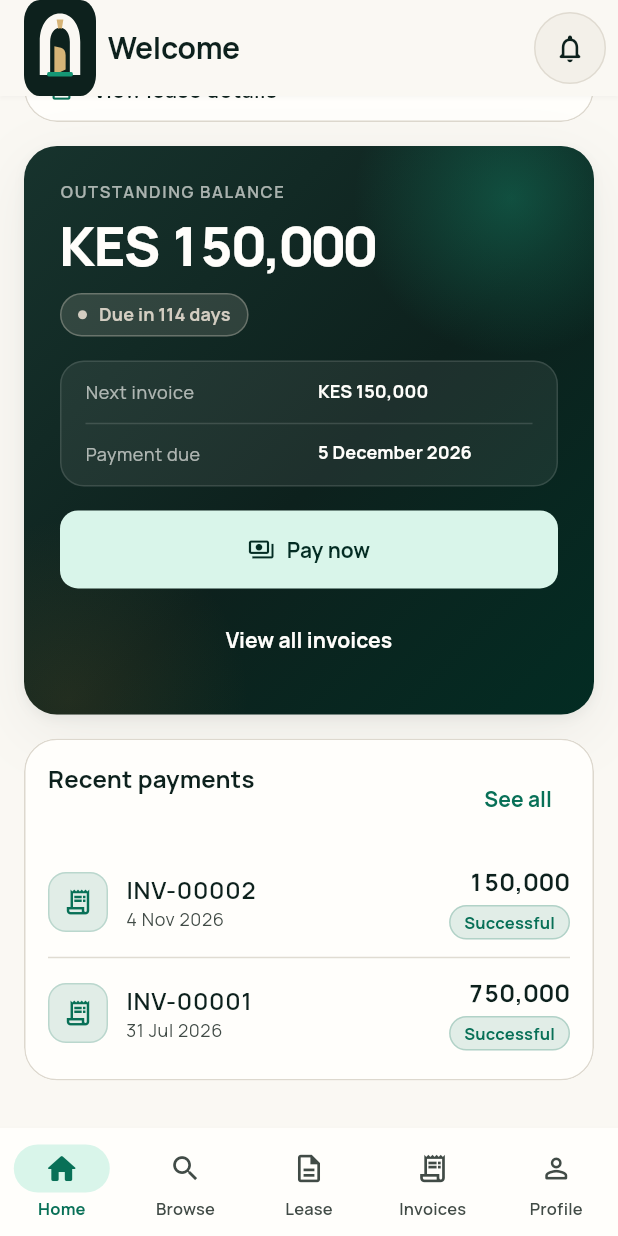
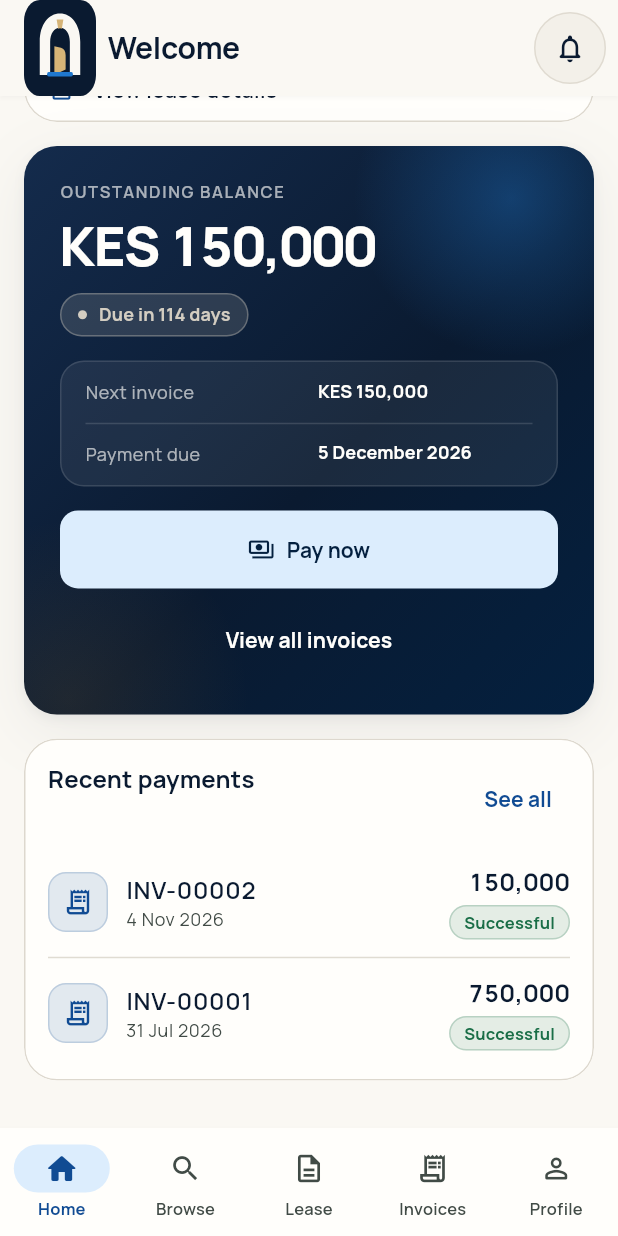
Before and after one commit to tminus1hisham/estora, a Flutter app: the HomeScreen screen opened by its route, scrolled down 324 dp, on a phone screen of 412 x 824 dp. Run offline on Flutter 3.47's test engine with Material 3 defaults, Android fonts, the phone set to English and light mode, and no system bars; drawn by our look-alikes of flutter_animate; our stand-ins replace dio, file_picker, flutter_riverpod, flutter_secure_storage, go_router, local_auth and 2 more; accounts and stored records are empty.

Commit message:
colour change

```diff
--- a/lib/components/app_brand_mark.dart
+++ b/lib/components/app_brand_mark.dart
@@ -6,7 +6,7 @@ import '../core/theme/app_theme.dart';
 /// display density and does not delay first paint.
 ///
 /// The porcelain arch represents the property, the open brass door represents
-/// a welcoming commercial space, and the emerald threshold represents access.
+/// a welcoming commercial space, and the azure threshold represents access.
 class AppBrandMark extends StatelessWidget {
   const AppBrandMark({
     this.size = 56,
@@ -55,7 +55,7 @@ class _BrandMarkPainter extends CustomPainter {
           const Rect.fromLTWH(0, 0, _artboardSize, _artboardSize),
           const Radius.circular(112),
         ),
-        Paint()..color = AppPalette.ink900,
+        Paint()..color = AppPalette.navy900,
       );
 
     final arch = Path()
@@ -95,7 +95,7 @@ class _BrandMarkPainter extends CustomPainter {
           const Rect.fromLTWH(164, 384, 184, 24),
           const Radius.circular(12),
         ),
-        Paint()..color = AppPalette.emerald500,
+        Paint()..color = AppPalette.azure500,
       )
       ..restore();
   }
--- a/lib/core/theme/app_gradients.dart
+++ b/lib/core/theme/app_gradients.dart
@@ -13,22 +13,22 @@ import 'app_palette.dart';
 abstract final class AppGradients {
   /// The brand surface for the one element on a screen that carries the money.
   ///
-  /// Ink to emerald rather than a lighter tint of either: the amount sits on
-  /// this, and a dark ground is what makes a large white number feel like a
-  /// statement instead of a label.
+  /// Navy into deep azure rather than a lighter tint of either: the amount
+  /// sits on this, and a dark ground is what makes a large white number feel
+  /// like a statement instead of a label.
   static const LinearGradient brandHero = LinearGradient(
     begin: Alignment.topLeft,
     end: Alignment.bottomRight,
-    colors: [AppPalette.ink800, AppPalette.ink900, AppPalette.emerald950],
+    colors: [AppPalette.navy800, AppPalette.navy900, AppPalette.azure950],
     stops: [0, 0.55, 1],
   );
 
   /// A softer variant for surfaces that sit beside [brandHero] and should not
   /// compete with it.
-  static const LinearGradient inkSurface = LinearGradient(
+  static const LinearGradient navySurface = LinearGradient(
     begin: Alignment.topLeft,
     end: Alignment.bottomRight,
-    colors: [AppPalette.ink800, AppPalette.ink900],
+    colors: [AppPalette.navy800, AppPalette.navy900],
   );
 
   /// Darkens the foot of a photograph so text and badges stay legible.
--- a/lib/core/theme/app_palette.dart
+++ b/lib/core/theme/app_palette.dart
@@ -2,15 +2,16 @@ import 'package:flutter/material.dart';
 
 /// Brand colours for the tenant experience.
 ///
-/// Ink gives financial screens authority, warm stone keeps large surfaces
-/// comfortable, and emerald marks interactive and successful states.
+/// Navy gives financial screens authority, warm stone keeps large surfaces
+/// comfortable, and the azure ramp — deep navy blue through sky — marks
+/// interactive states.
 abstract final class AppPalette {
-  // Ink
-  static const Color ink950 = Color(0xFF071512);
-  static const Color ink900 = Color(0xFF0D211D);
-  static const Color ink800 = Color(0xFF17332D);
-  static const Color ink700 = Color(0xFF294942);
-  static const Color ink600 = Color(0xFF3D5C55);
+  // Navy — the dark neutral the brand is grounded in.
+  static const Color navy950 = Color(0xFF050E1C);
+  static const Color navy900 = Color(0xFF0A1A30);
+  static const Color navy800 = Color(0xFF142B4C);
+  static const Color navy700 = Color(0xFF26426B);
+  static const Color navy600 = Color(0xFF3C567F);
 
   // Warm stone
   static const Color stone0 = Color(0xFFFFFEFB);
@@ -23,17 +24,21 @@ abstract final class AppPalette {
   static const Color stone600 = Color(0xFF5C635E);
   static const Color stone700 = Color(0xFF414B46);
 
-  // Emerald
-  static const Color emerald950 = Color(0xFF032C23);
-  static const Color emerald900 = Color(0xFF064535);
-  static const Color emerald800 = Color(0xFF075B45);
-  static const Color emerald700 = Color(0xFF087057);
-  static const Color emerald600 = Color(0xFF0B8062);
-  static const Color emerald500 = Color(0xFF159775);
-  static const Color emerald300 = Color(0xFF69D3AD);
-  static const Color emerald200 = Color(0xFFA5E7CE);
-  static const Color emerald100 = Color(0xFFD9F5EA);
-  static const Color emerald50 = Color(0xFFECFBF5);
+  // Azure — navy blue at the dark end, sky blue at the light end.
+  //
+  // One ramp rather than two: light mode takes its primary from the navy end
+  // so buttons read as authoritative on cream, and dark mode takes its primary
+  // from the sky end so the same role stays legible on a navy ground.
+  static const Color azure950 = Color(0xFF04203F);
+  static const Color azure900 = Color(0xFF072F5E);
+  static const Color azure800 = Color(0xFF0A3D7C);
+  static const Color azure700 = Color(0xFF104B93);
+  static const Color azure600 = Color(0xFF1660B0);
+  static const Color azure500 = Color(0xFF2078CE);
+  static const Color azure300 = Color(0xFF7EC2F5);
+  static const Color azure200 = Color(0xFFB2DBFA);
+  static const Color azure100 = Color(0xFFDCEDFD);
+  static const Color azure50 = Color(0xFFEFF7FE);
 
   // A restrained warm accent for deadlines and premium highlights.
   static const Color brass700 = Color(0xFF8B5D16);
@@ -46,8 +51,14 @@ abstract final class AppPalette {
   static const Color red700 = Color(0xFFA93832);
   static const Color red300 = Color(0xFFF09B94);
   static const Color red100 = Color(0xFFFFE3E0);
-  static const Color blue700 = Color(0xFF2B5F91);
-  static const Color blue300 = Color(0xFF8EC4F1);
+  // Green carries "paid" and "active" on its own now that the brand ramp is
+  // blue — a status badge in the brand colour would read as a control.
+  static const Color green700 = Color(0xFF1A6E47);
+  static const Color green300 = Color(0xFF6FD3A2);
+  // Steel blue for work in flight. Deliberately cooler and lighter than
+  // [azure700] so a PENDING badge does not read as a primary action.
+  static const Color blue700 = Color(0xFF1F6E9C);
+  static const Color blue300 = Color(0xFF8FCEF0);
   static const Color violet700 = Color(0xFF61558F);
   static const Color violet300 = Color(0xFFC2B8EE);
 }
--- a/lib/core/theme/app_theme.dart
+++ b/lib/core/theme/app_theme.dart
@@ -15,43 +15,43 @@ export 'app_tokens.dart';
 /// across Flutter SDK updates.
 abstract final class AppTheme {
   /// Kept for backwards compatibility with any per-property branding code.
-  static const Color seed = AppPalette.emerald700;
+  static const Color seed = AppPalette.azure700;
 
   static ThemeData get light => _build(_lightScheme, StatusColors.light);
 
   static ThemeData get dark => _build(_darkScheme, StatusColors.dark);
 
   static const ColorScheme _lightScheme = ColorScheme.light(
-    primary: AppPalette.emerald700,
+    primary: AppPalette.azure700,
     onPrimary: AppPalette.stone0,
-    primaryContainer: AppPalette.emerald100,
-    onPrimaryContainer: AppPalette.emerald950,
-    primaryFixed: AppPalette.emerald100,
-    primaryFixedDim: AppPalette.emerald200,
-    onPrimaryFixed: AppPalette.emerald950,
-    onPrimaryFixedVariant: AppPalette.emerald800,
-    secondary: AppPalette.ink800,
+    primaryContainer: AppPalette.azure100,
+    onPrimaryContainer: AppPalette.azure950,
+    primaryFixed: AppPalette.azure100,
+    primaryFixedDim: AppPalette.azure200,
+    onPrimaryFixed: AppPalette.azure950,
+    onPrimaryFixedVariant: AppPalette.azure800,
+    secondary: AppPalette.navy800,
     onSecondary: AppPalette.stone0,
     secondaryContainer: AppPalette.stone200,
-    onSecondaryContainer: AppPalette.ink900,
+    onSecondaryContainer: AppPalette.navy900,
     secondaryFixed: AppPalette.stone100,
     secondaryFixedDim: AppPalette.stone300,
-    onSecondaryFixed: AppPalette.ink950,
-    onSecondaryFixedVariant: AppPalette.ink700,
+    onSecondaryFixed: AppPalette.navy950,
+    onSecondaryFixedVariant: AppPalette.navy700,
     tertiary: AppPalette.brass700,
     onTertiary: AppPalette.stone0,
     tertiaryContainer: AppPalette.brass100,
-    onTertiaryContainer: AppPalette.ink900,
+    onTertiaryContainer: AppPalette.navy900,
     tertiaryFixed: AppPalette.brass100,
     tertiaryFixedDim: AppPalette.brass200,
-    onTertiaryFixed: AppPalette.ink950,
+    onTertiaryFixed: AppPalette.navy950,
     onTertiaryFixedVariant: AppPalette.brass700,
     error: AppPalette.red700,
     onError: AppPalette.stone0,
     errorContainer: AppPalette.red100,
     onErrorContainer: Color(0xFF641E1A),
     surface: AppPalette.stone50,
-    onSurface: AppPalette.ink900,
+    onSurface: AppPalette.navy900,
     surfaceDim: AppPalette.stone200,
     surfaceBright: AppPalette.stone0,
     surfaceContainerLowest: AppPalette.stone0,
@@ -62,61 +62,61 @@ abstract final class AppTheme {
     onSurfaceVariant: AppPalette.stone700,
     outline: AppPalette.stone500,
     outlineVariant: AppPalette.stone300,
-    shadow: AppPalette.ink950,
-    scrim: AppPalette.ink950,
-    inverseSurface: AppPalette.ink900,
+    shadow: AppPalette.navy950,
+    scrim: AppPalette.navy950,
+    inverseSurface: AppPalette.navy900,
     onInverseSurface: AppPalette.stone100,
-    inversePrimary: AppPalette.emerald300,
-    surfaceTint: AppPalette.emerald700,
+    inversePrimary: AppPalette.azure300,
+    surfaceTint: AppPalette.azure700,
   );
 
   static const ColorScheme _darkScheme = ColorScheme.dark(
-    primary: AppPalette.emerald300,
-    onPrimary: AppPalette.emerald950,
-    primaryContainer: AppPalette.emerald900,
-    onPrimaryContainer: AppPalette.emerald100,
-    primaryFixed: AppPalette.emerald100,
-    primaryFixedDim: AppPalette.emerald300,
-    onPrimaryFixed: AppPalette.emerald950,
-    onPrimaryFixedVariant: AppPalette.emerald800,
+    primary: AppPalette.azure300,
+    onPrimary: AppPalette.azure950,
+    primaryContainer: AppPalette.azure900,
+    onPrimaryContainer: AppPalette.azure100,
+    primaryFixed: AppPalette.azure100,
+    primaryFixedDim: AppPalette.azure300,
+    onPrimaryFixed: AppPalette.azure950,
+    onPrimaryFixedVariant: AppPalette.azure800,
     secondary: AppPalette.stone200,
-    onSecondary: AppPalette.ink900,
-    secondaryContainer: AppPalette.ink700,
+    onSecondary: AppPalette.navy900,
+    secondaryContainer: AppPalette.navy700,
     onSecondaryContainer: AppPalette.stone100,
     secondaryFixed: AppPalette.stone100,
     secondaryFixedDim: AppPalette.stone300,
-    onSecondaryFixed: AppPalette.ink950,
-    onSecondaryFixedVariant: AppPalette.ink700,
+    onSecondaryFixed: AppPalette.navy950,
+    onSecondaryFixedVariant: AppPalette.navy700,
     tertiary: AppPalette.brass200,
-    onTertiary: AppPalette.ink950,
+    onTertiary: AppPalette.navy950,
     tertiaryContainer: Color(0xFF503815),
     onTertiaryContainer: AppPalette.brass100,
     tertiaryFixed: AppPalette.brass100,
     tertiaryFixedDim: AppPalette.brass200,
-    onTertiaryFixed: AppPalette.ink950,
+    onTertiaryFixed: AppPalette.navy950,
     onTertiaryFixedVariant: AppPalette.brass700,
     error: AppPalette.red300,
     onError: Color(0xFF571713),
     errorContainer: Color(0xFF76241F),
     onErrorContainer: AppPalette.red100,
-    surface: AppPalette.ink950,
+    surface: AppPalette.navy950,
     onSurface: AppPalette.stone100,
-    surfaceDim: Color(0xFF040F0D),
-    surfaceBright: AppPalette.ink700,
-    surfaceContainerLowest: Color(0xFF030C0A),
-    surfaceContainerLow: Color(0xFF0A1B17),
-    surfaceContainer: AppPalette.ink900,
-    surfaceContainerHigh: AppPalette.ink800,
-    surfaceContainerHighest: AppPalette.ink700,
+    surfaceDim: Color(0xFF030A14),
+    surfaceBright: AppPalette.navy700,
+    surfaceContainerLowest: Color(0xFF020811),
+    surfaceContainerLow: Color(0xFF08152A),
+    surfaceContainer: AppPalette.navy900,
+    surfaceContainerHigh: AppPalette.navy800,
+    surfaceContainerHighest: AppPalette.navy700,
     onSurfaceVariant: AppPalette.stone300,
     outline: AppPalette.stone500,
-    outlineVariant: AppPalette.ink600,
+    outlineVariant: AppPalette.navy600,
     shadow: Colors.black,
     scrim: Colors.black,
     inverseSurface: AppPalette.stone100,
-    onInverseSurface: AppPalette.ink900,
-    inversePrimary: AppPalette.emerald700,
-    surfaceTint: AppPalette.emerald300,
+    onInverseSurface: AppPalette.navy900,
+    inversePrimary: AppPalette.azure700,
+    surfaceTint: AppPalette.azure300,
   );
 
   static ThemeData _build(ColorScheme scheme, StatusColors statusColors) {
--- a/lib/core/theme/status_palette.dart
+++ b/lib/core/theme/status_palette.dart
@@ -49,7 +49,7 @@ class StatusColors extends ThemeExtension<StatusColors> {
   final Color neutral;
 
   static const StatusColors light = StatusColors(
-    positive: AppPalette.emerald700,
+    positive: AppPalette.green700,
     progress: AppPalette.blue700,
     warning: AppPalette.brass700,
     danger: AppPalette.red700,
@@ -58,7 +58,7 @@ class StatusColors extends ThemeExtension<StatusColors> {
   );
 
   static const StatusColors dark = StatusColors(
-    positive: AppPalette.emerald300,
+    positive: AppPalette.green300,
     progress: AppPalette.blue300,
     warning: AppPalette.brass200,
     danger: AppPalette.red300,
--- a/lib/modules/auth/presentation/widgets/auth_scaffold.dart
+++ b/lib/modules/auth/presentation/widgets/auth_scaffold.dart
@@ -248,14 +248,14 @@ class _BrandPanel extends StatelessWidget {
       child: ClipRRect(
         borderRadius: AppRadius.extraLarge,
         child: ColoredBox(
-          color: isDark ? AppPalette.ink800 : AppPalette.ink950,
+          color: isDark ? AppPalette.navy800 : AppPalette.navy950,
           child: Stack(
             fit: StackFit.expand,
             children: [
               const Positioned(
                 top: -110,
                 right: -90,
-                child: _AmbientOrb(size: 340, color: AppPalette.emerald700),
+                child: _AmbientOrb(size: 340, color: AppPalette.azure700),
               ),
               const Positioned(
                 bottom: -130,
--- a/lib/modules/home/presentation/home_screen.dart
+++ b/lib/modules/home/presentation/home_screen.dart
@@ -391,7 +391,7 @@ class _TenancyCard extends StatelessWidget {
                         color: foreground,
                         fontWeight: AppTypography.bold,
                         shadows: const [
-                          Shadow(color: AppPalette.ink950, blurRadius: 12),
+                          Shadow(color: AppPalette.navy950, blurRadius: 12),
                         ],
                       ),
                     ),
@@ -403,7 +403,7 @@ class _TenancyCard extends StatelessWidget {
                         color: foreground.withValues(alpha: 0.86),
                         fontWeight: AppTypography.medium,
                         shadows: const [
-                          Shadow(color: AppPalette.ink950, blurRadius: 12),
+                          Shadow(color: AppPalette.navy950, blurRadius: 12),
                         ],
                       ),
                     ),
@@ -469,7 +469,7 @@ class _MediaStatusChip extends StatelessWidget {
       child: Container(
         padding: const EdgeInsets.symmetric(horizontal: 11, vertical: 6),
         decoration: BoxDecoration(
-          color: AppPalette.ink950.withValues(alpha: 0.55),
+          color: AppPalette.navy950.withValues(alpha: 0.55),
           borderRadius: BorderRadius.circular(AppRadius.pill),
           border: Border.all(color: color.withValues(alpha: 0.45)),
         ),
@@ -580,7 +580,7 @@ class _BalanceCard extends StatelessWidget {
       // its own padding.
       padding: EdgeInsets.zero,
       shadows: AppElevation.lifted(
-        AppPalette.ink950,
+        AppPalette.navy950,
         level: 3,
         brightness: theme.brightness,
       ),
@@ -593,7 +593,7 @@ class _BalanceCard extends StatelessWidget {
             top: -70,
             right: -50,
             child: _Glow(
-              color: AppPalette.emerald500.withValues(alpha: 0.38),
+              color: AppPalette.azure500.withValues(alpha: 0.38),
               size: 210,
             ),
           ),
@@ -664,8 +664,8 @@ class _BalanceCard extends StatelessWidget {
                       // container is itself dark once the app is in dark mode,
                       // which would leave this button invisible against the
                       // gradient.
-                      backgroundColor: AppPalette.emerald100,
-                      foregroundColor: AppPalette.emerald950,
+                      backgroundColor: AppPalette.azure100,
+                      foregroundColor: AppPalette.azure950,
                       minimumSize: const Size.fromHeight(
                         AppLayout.controlHeight,
                       ),
@@ -712,7 +712,8 @@ class _BalanceCard extends StatelessWidget {
     if (days == 0) return ('Due today', StatusTone.warning);
     if (days == 1) return ('Due tomorrow', StatusTone.warning);
     // Neutral rather than `progress`: a date three weeks out is not news, and
-    // the informational blue pulls against the emerald the hero is built from.
+    // the informational steel blue muddles against the navy the hero is built
+    // from.
     return ('Due in $days days', StatusTone.neutral);
   }
 }
--- a/lib/modules/properties/presentation/properties_screen.dart
+++ b/lib/modules/properties/presentation/properties_screen.dart
@@ -172,7 +172,7 @@ class _PropertyCard extends StatelessWidget {
                       // photograph, so it has to hold against the image, not
                       // against the surface behind the card.
                       color: property.hasAvailability
-                          ? AppPalette.ink900.withValues(alpha: 0.9)
+                          ? AppPalette.navy900.withValues(alpha: 0.9)
                           : AppPalette.stone700.withValues(alpha: 0.85),
                       borderRadius: BorderRadius.circular(AppRadius.pill),
                     ),
@@ -184,7 +184,7 @@ class _PropertyCard extends StatelessWidget {
                               ? Icons.check_circle_rounded
                               : Icons.schedule_rounded,
                           color: property.hasAvailability
-                              ? AppPalette.emerald300
+                              ? AppPalette.azure300
                               : AppPalette.stone200,
                           size: 15,
                         ),
```
Also changed, not shown: assets/branding/tenant_portal_mark.svg, assets/branding/tenant_portal_symbol.svg, 51 other files.
